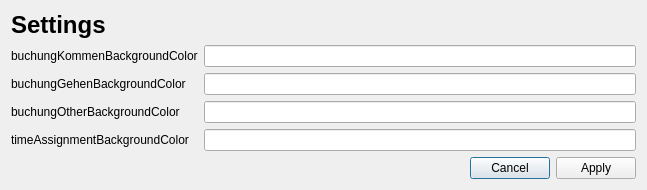
Qt form dialogs/settingsdialog.ui (qohelet/QtZeiterfassung) before a commit.
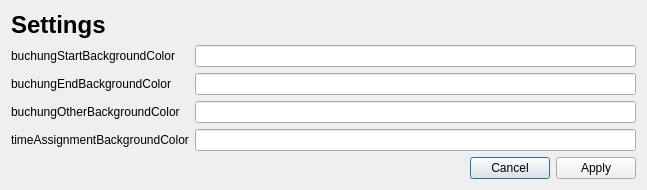
The same form after that commit.

Commit message: Translated Kommen & Gehen into english in code

Patch:
```diff
--- a/dialogs/settingsdialog.ui
+++ b/dialogs/settingsdialog.ui
@@ -32,7 +32,7 @@
      <item row="0" column="0">
       <widget class="QLabel" name="labelbuchungKommenBackgroundColor">
        <property name="text">
-        <string>buchungKommenBackgroundColor</string>
+        <string>buchungStartBackgroundColor</string>
        </property>
        <property name="buddy">
         <cstring>lineEditBuchungKommenBackgroundColor</cstring>
@@ -42,7 +42,7 @@
      <item row="1" column="0">
       <widget class="QLabel" name="labelbuchungGehenBackgroundColor">
        <property name="text">
-        <string>buchungGehenBackgroundColor</string>
+        <string>buchungEndBackgroundColor</string>
        </property>
        <property name="buddy">
         <cstring>lineEditBuchungGehenBackgroundColor</cstring>
```
Left out of the diff: 14 changed lines with no effect on the pictures. The commit also changes 12 other files.
